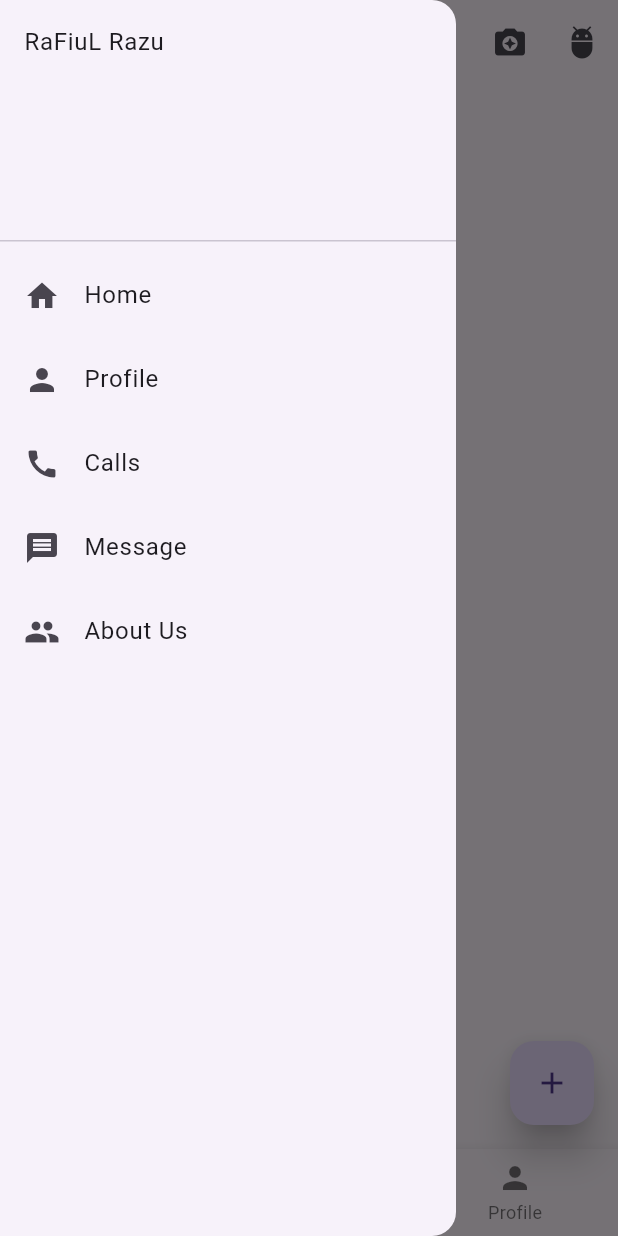
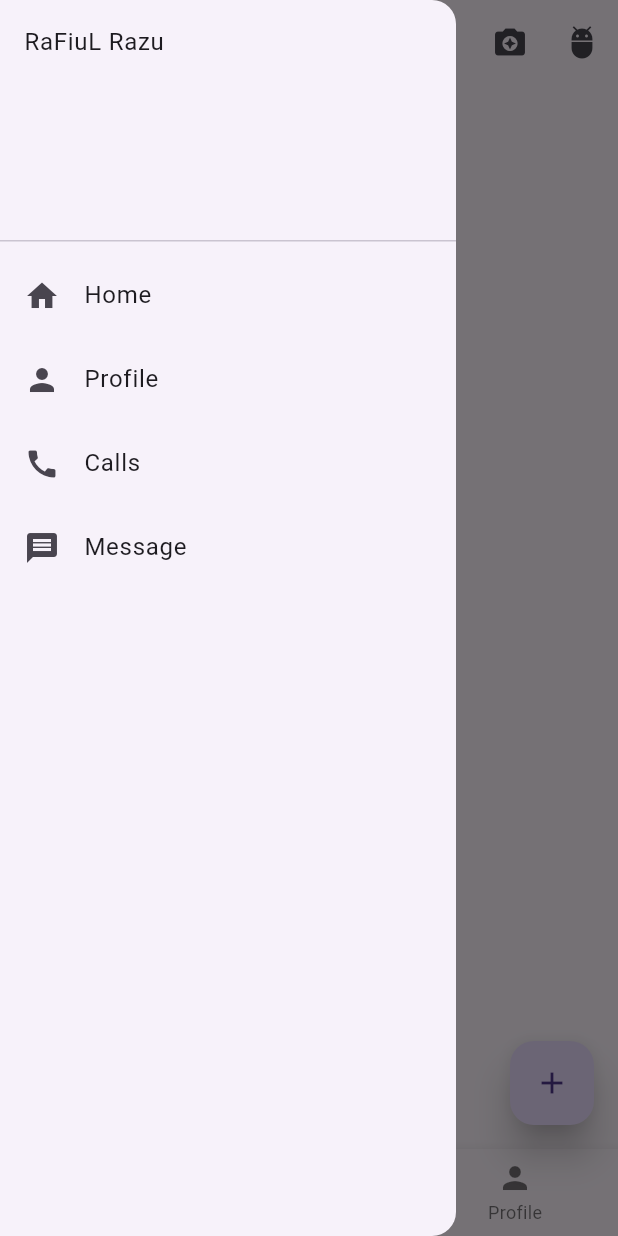
Before and after one commit to RaFiuL-RaZu/app_create, a Flutter app: the screen it shows after launch, with the side drawer open, on a phone screen of 412 x 824 dp. Run offline on Flutter 3.47's test engine with Material 3 defaults, Android fonts, the phone set to English and light mode, and no system bars.

Commit message:
first commit

```diff
--- a/lib/main.dart
+++ b/lib/main.dart
@@ -80,7 +80,6 @@ class HomeActivity extends StatelessWidget{
             ListTile(title: Text("Profile"),leading: Icon(Icons.person),),
             ListTile(title: Text("Calls"),leading: Icon(Icons.call),),
             ListTile(title: Text("Message"),leading: Icon(Icons.message),),
-            ListTile(title: Text("About Us"),leading: Icon(Icons.people),),
           ],
         ),
       ),
```
